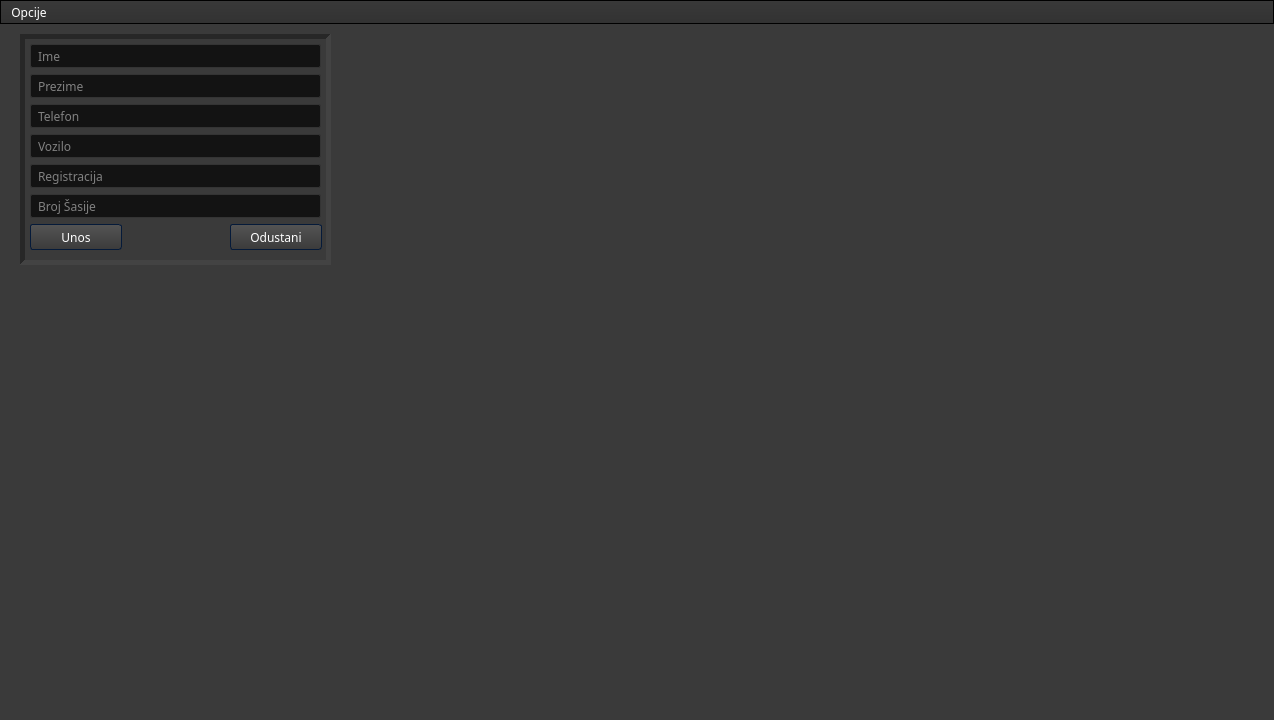
Above: untitled.ui from 4ntim4tter/Budget-Flow before the change. Below: the same form after it.
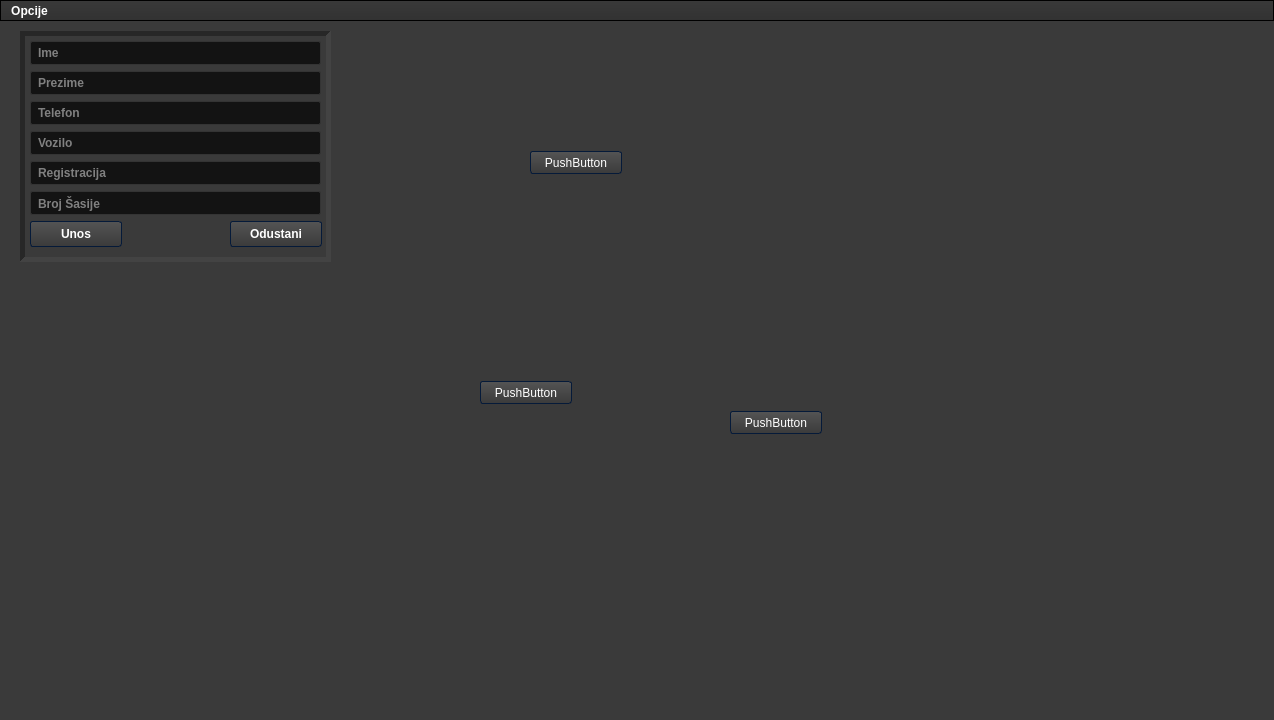
That is the form after the change. Icons and pictures are not drawn.

Diff of the .ui file:
```diff
--- a/untitled.ui
+++ b/untitled.ui
@@ -15,7 +15,10 @@
   </property>
   <property name="font">
    <font>
-    <family>Audiowide</family>
+    <family>Arial</family>
+    <pointsize>9</pointsize>
+    <weight>75</weight>
+    <bold>true</bold>
    </font>
   </property>
   <property name="windowTitle">
@@ -1012,6 +1015,14 @@
 </string>
   </property>
   <widget class="QWidget" name="centralwidget">
+   <property name="font">
+    <font>
+     <family>Arial</family>
+     <pointsize>9</pointsize>
+     <weight>75</weight>
+     <bold>true</bold>
+    </font>
+   </property>
    <widget class="QFrame" name="customer_entry_box">
     <property name="geometry">
      <rect>
@@ -1035,8 +1046,10 @@
     </property>
     <property name="font">
      <font>
-      <family>Audiowide</family>
+      <family>Arial</family>
       <pointsize>9</pointsize>
+      <weight>75</weight>
+      <bold>true</bold>
      </font>
     </property>
     <property name="frameShape">
@@ -1062,8 +1075,10 @@
      </property>
      <property name="font">
       <font>
-       <family>Audiowide</family>
+       <family>Arial</family>
        <pointsize>9</pointsize>
+       <weight>75</weight>
+       <bold>true</bold>
       </font>
      </property>
      <property name="placeholderText">
@@ -1081,8 +1096,10 @@
      </property>
      <property name="font">
       <font>
-       <family>Audiowide</family>
+       <family>Arial</family>
        <pointsize>9</pointsize>
+       <weight>75</weight>
+       <bold>true</bold>
       </font>
      </property>
      <property name="placeholderText">
@@ -1100,8 +1117,10 @@
      </property>
      <property name="font">
       <font>
-       <family>Audiowide</family>
+       <family>Arial</family>
        <pointsize>9</pointsize>
+       <weight>75</weight>
+       <bold>true</bold>
       </font>
      </property>
      <property name="dragEnabled">
@@ -1122,8 +1141,10 @@
      </property>
      <property name="font">
       <font>
-       <family>Audiowide</family>
+       <family>Arial</family>
        <pointsize>9</pointsize>
+       <weight>75</weight>
+       <bold>true</bold>
       </font>
      </property>
      <property name="text">
@@ -1147,8 +1168,10 @@
      </property>
      <property name="font">
       <font>
-       <family>Audiowide</family>
+       <family>Arial</family>
        <pointsize>9</pointsize>
+       <weight>75</weight>
+       <bold>true</bold>
       </font>
      </property>
      <property name="text">
@@ -1172,8 +1195,10 @@
      </property>
      <property name="font">
       <font>
-       <family>Audiowide</family>
+       <family>Arial</family>
        <pointsize>9</pointsize>
+       <weight>75</weight>
+       <bold>true</bold>
       </font>
      </property>
      <property name="text">
@@ -1191,8 +1216,10 @@
      </property>
      <property name="font">
       <font>
-       <family>Audiowide</family>
+       <family>Arial</family>
        <pointsize>9</pointsize>
+       <weight>75</weight>
+       <bold>true</bold>
       </font>
      </property>
      <property name="text">
@@ -1210,8 +1237,10 @@
      </property>
      <property name="font">
       <font>
-       <family>Audiowide</family>
+       <family>Arial</family>
        <pointsize>9</pointsize>
+       <weight>75</weight>
+       <bold>true</bold>
       </font>
      </property>
      <property name="placeholderText">
@@ -1219,6 +1248,75 @@
      </property>
     </widget>
    </widget>
+   <widget class="QWidget" name="widget" native="true">
+    <property name="geometry">
+     <rect>
+      <x>510</x>
+      <y>110</y>
+      <width>120</width>
+      <height>80</height>
+     </rect>
+    </property>
+    <widget class="QPushButton" name="pushButton">
+     <property name="geometry">
+      <rect>
+       <x>20</x>
+       <y>20</y>
+       <width>92</width>
+       <height>23</height>
+      </rect>
+     </property>
+     <property name="text">
+      <string>PushButton</string>
+     </property>
+    </widget>
+   </widget>
+   <widget class="QWidget" name="widget_2" native="true">
+    <property name="geometry">
+     <rect>
+      <x>460</x>
+      <y>330</y>
+      <width>120</width>
+      <height>80</height>
+     </rect>
+    </property>
+    <widget class="QPushButton" name="pushButton_2">
+     <property name="geometry">
+      <rect>
+       <x>20</x>
+       <y>30</y>
+       <width>92</width>
+       <height>23</height>
+      </rect>
+     </property>
+     <property name="text">
+      <string>PushButton</string>
+     </property>
+    </widget>
+   </widget>
+   <widget class="QWidget" name="widget_3" native="true">
+    <property name="geometry">
+     <rect>
+      <x>710</x>
+      <y>360</y>
+      <width>120</width>
+      <height>80</height>
+     </rect>
+    </property>
+    <widget class="QPushButton" name="pushButton_3">
+     <property name="geometry">
+      <rect>
+       <x>20</x>
+       <y>30</y>
+       <width>92</width>
+       <height>23</height>
+      </rect>
+     </property>
+     <property name="text">
+      <string>PushButton</string>
+     </property>
+    </widget>
+   </widget>
   </widget>
   <widget class="QStatusBar" name="statusBar"/>
   <widget class="QMenuBar" name="menu_bar">
@@ -1232,10 +1330,19 @@
    </property>
    <property name="font">
     <font>
-     <family>Audiowide</family>
+     <family>Arial</family>
+     <weight>75</weight>
+     <bold>true</bold>
     </font>
    </property>
    <widget class="QMenu" name="menu_options">
+    <property name="font">
+     <font>
+      <family>Arial</family>
+      <weight>75</weight>
+      <bold>true</bold>
+     </font>
+    </property>
     <property name="title">
      <string>Opcije</string>
     </property>
```
Left out of the diff: 8 changed lines with no effect on the pictures.
